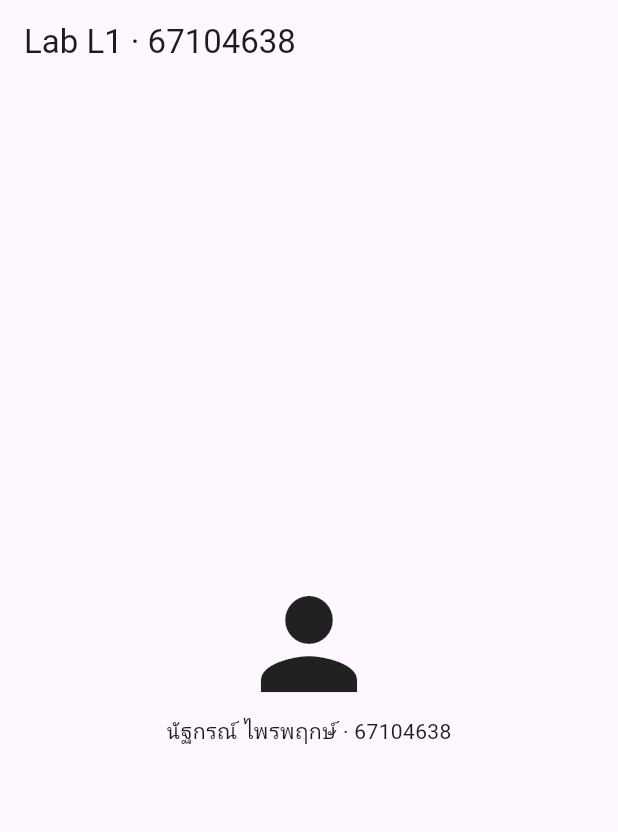
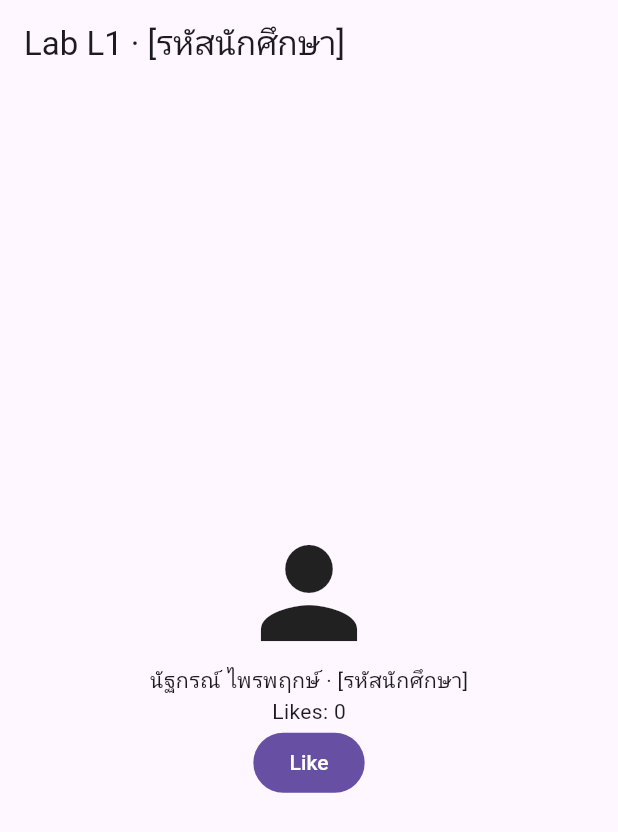
Before and after one commit to xZhyNeptune/lab01_profile, a Flutter app: the screen it shows after launch, on a phone screen of 412 x 824 dp. Shown: the top 832 px of the screen. Run offline on Flutter 3.47's test engine with Material 3 defaults, Android fonts, the phone set to English and light mode, and no system bars.

Commit message:
Add like counter with setState

```diff
--- a/lib/main.dart
+++ b/lib/main.dart
@@ -2,19 +2,33 @@ import 'package:flutter/material.dart';
 
 void main() => runApp(const MaterialApp(home: HomePage()));
 
-class HomePage extends StatelessWidget {
+class HomePage extends StatefulWidget {
   const HomePage({super.key});
+
+  @override
+  State<HomePage> createState() => _HomePageState();
+}
+
+class _HomePageState extends State<HomePage> {
+  int _likes = 0;
+
+  void _like() => setState(() => _likes++);
 
   @override
   Widget build(BuildContext context) {
     return Scaffold(
-      appBar: AppBar(title: const Text('Lab L1 · 67104638')),
-      body: const Center(
+      appBar: AppBar(title: const Text('Lab L1 · [รหัสนักศึกษา]')),
+      body: Center(
         child: Column(
           mainAxisSize: MainAxisSize.min,
           children: [
-            Icon(Icons.person, size: 96),
-            Text('นัฐกรณ์ ไพรพฤกษ์ · 67104638'),
+            const Icon(Icons.person, size: 96),
+            const Text('นัฐกรณ์ ไพรพฤกษ์ · [รหัสนักศึกษา]'),
+            Text('Likes: $_likes'),
+            FilledButton(
+              onPressed: _like,
+              child: const Text('Like'),
+            ),
           ],
         ),
       ),
```
